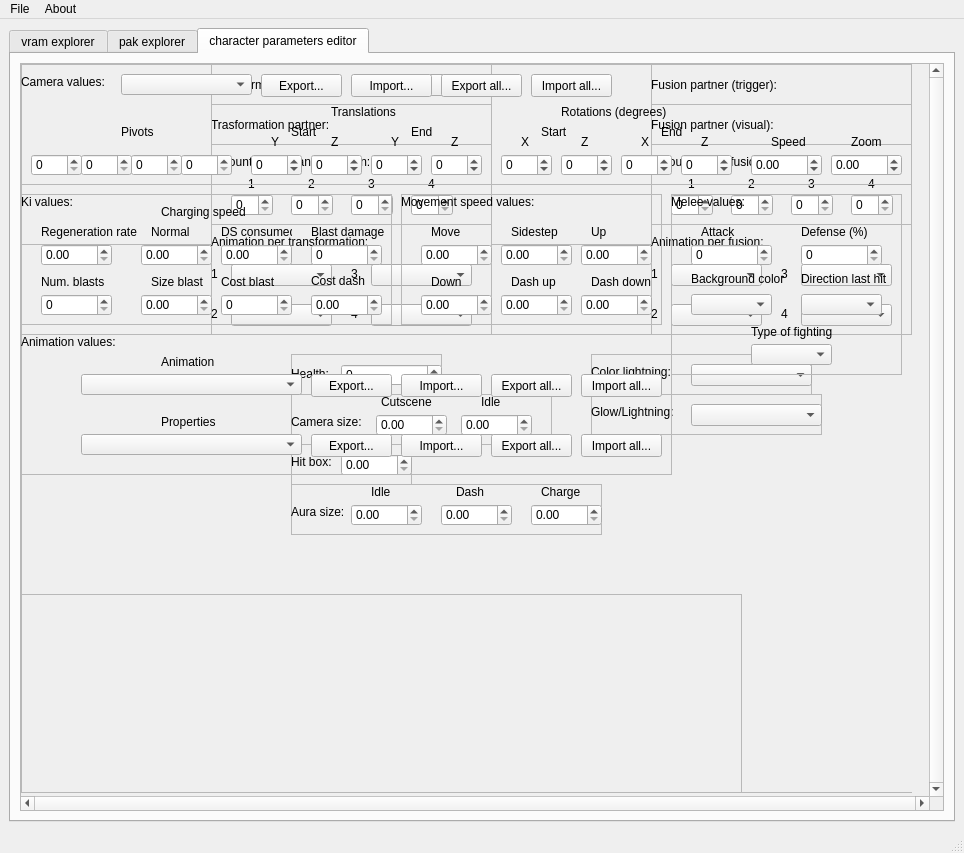
Before: the Qt Designer form lib/design/Raging_tools.ui in adsl14/Raging-tools, drawn with Qt 5.
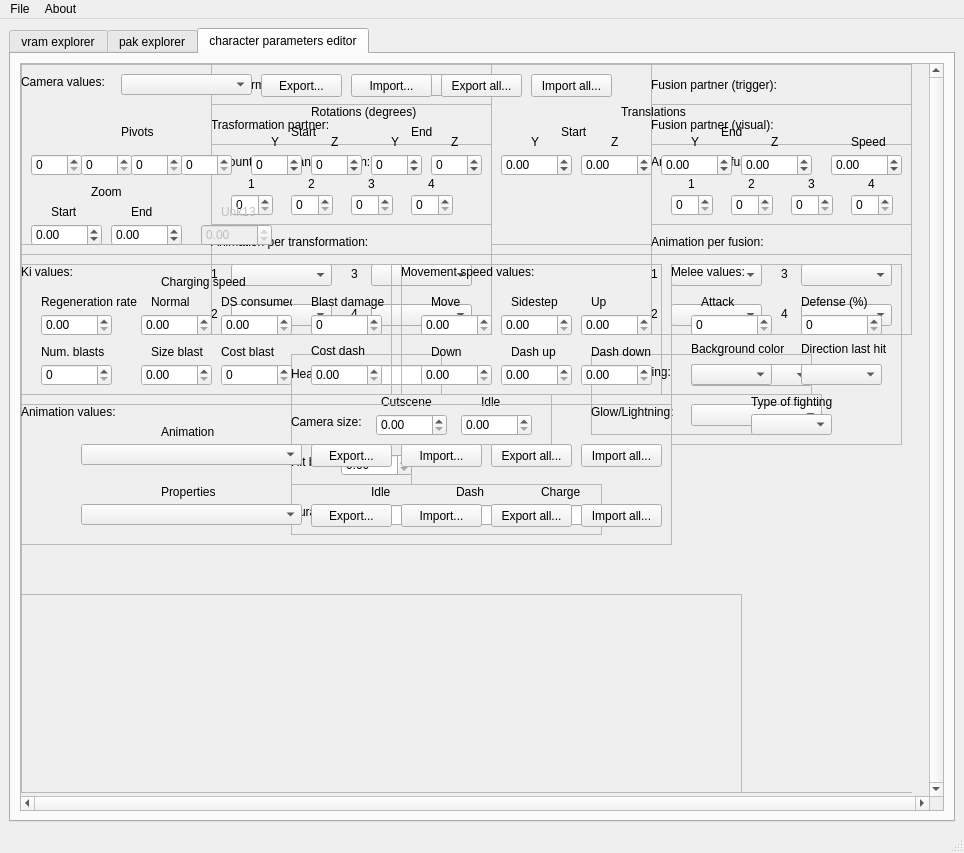
After: the same form once the commit is applied. The open tabs and pages were chosen to show the change. Icons and pictures are not drawn.

The edit to the form file:
```diff
--- a/lib/design/Raging_tools.ui
+++ b/lib/design/Raging_tools.ui
@@ -3444,7 +3444,7 @@
              <property name="geometry">
               <rect>
                <x>0</x>
-               <y>130</y>
+               <y>200</y>
                <width>371</width>
                <height>131</height>
               </rect>
@@ -3832,7 +3832,7 @@
              <property name="geometry">
               <rect>
                <x>380</x>
-               <y>130</y>
+               <y>200</y>
                <width>261</width>
                <height>131</height>
               </rect>
@@ -4101,7 +4101,7 @@
              <property name="geometry">
               <rect>
                <x>650</x>
-               <y>130</y>
+               <y>200</y>
                <width>231</width>
                <height>181</height>
               </rect>
@@ -4295,7 +4295,7 @@
                <x>0</x>
                <y>0</y>
                <width>891</width>
-               <height>121</height>
+               <height>191</height>
               </rect>
              </property>
              <property name="toolTip">
@@ -4452,7 +4452,7 @@
              <widget class="QDoubleSpinBox" name="rotation_z_end_value">
               <property name="geometry">
                <rect>
-                <x>660</x>
+                <x>410</x>
                 <y>90</y>
                 <width>51</width>
                 <height>22</height>
@@ -4477,7 +4477,7 @@
              <widget class="QDoubleSpinBox" name="rotation_z_start_value">
               <property name="geometry">
                <rect>
-                <x>540</x>
+                <x>290</x>
                 <y>90</y>
                 <width>51</width>
                 <height>22</height>
@@ -4502,7 +4502,7 @@
              <widget class="QLabel" name="rotations_text">
               <property name="geometry">
                <rect>
-                <x>540</x>
+                <x>290</x>
                 <y>40</y>
                 <width>121</width>
                 <height>16</height>
@@ -4518,7 +4518,7 @@
              <widget class="QLabel" name="rotation_start_text">
               <property name="geometry">
                <rect>
-                <x>520</x>
+                <x>270</x>
                 <y>60</y>
                 <width>31</width>
                 <height>16</height>
@@ -4534,7 +4534,7 @@
              <widget class="QLabel" name="rotation_end_text">
               <property name="geometry">
                <rect>
-                <x>640</x>
+                <x>390</x>
                 <y>60</y>
                 <width>31</width>
                 <height>16</height>
@@ -4550,7 +4550,7 @@
              <widget class="QLabel" name="rotation_z_start_text">
               <property name="geometry">
                <rect>
-                <x>560</x>
+                <x>310</x>
                 <y>70</y>
                 <width>16</width>
                 <height>16</height>
@@ -4566,7 +4566,7 @@
              <widget class="QLabel" name="rotation_z_end_text">
               <property name="geometry">
                <rect>
-                <x>680</x>
+                <x>430</x>
                 <y>70</y>
                 <width>16</width>
                 <height>16</height>
@@ -4579,89 +4579,7 @@
                <string>Z</string>
               </property>
              </widget>
-             <widget class="QLabel" name="rotation_x_start_text">
-              <property name="geometry">
-               <rect>
-                <x>500</x>
-                <y>70</y>
-                <width>16</width>
-                <height>16</height>
-               </rect>
-              </property>
-              <property name="toolTip">
-               <string/>
-              </property>
-              <property name="text">
-               <string>X</string>
-              </property>
-             </widget>
-             <widget class="QDoubleSpinBox" name="rotation_x_start_value">
-              <property name="geometry">
-               <rect>
-                <x>480</x>
-                <y>90</y>
-                <width>51</width>
-                <height>22</height>
-               </rect>
-              </property>
-              <property name="toolTip">
-               <string/>
-              </property>
-              <property name="whatsThis">
-               <string>&lt;html&gt;&lt;head/&gt;&lt;body&gt;&lt;p&gt;&lt;br/&gt;&lt;/p&gt;&lt;/body&gt;&lt;/html&gt;</string>
-              </property>
-              <property name="decimals">
-               <number>0</number>
-              </property>
-              <property name="minimum">
-               <double>-1000.000000000000000</double>
-              </property>
-              <property name="maximum">
-               <double>1000.000000000000000</double>
-              </property>
-             </widget>
-             <widget class="QLabel" name="rotation_x_end_text">
-              <property name="geometry">
-               <rect>
-                <x>620</x>
-                <y>70</y>
-                <width>16</width>
-                <height>16</height>
-               </rect>
-              </property>
-              <property name="toolTip">
-               <string/>
-              </property>
-              <property name="text">
-               <string>X</string>
-              </property>
-             </widget>
-             <widget class="QDoubleSpinBox" name="rotation_x_end_value">
-              <property name="geometry">
-               <rect>
-                <x>600</x>
-                <y>90</y>
-                <width>51</width>
-                <height>22</height>
-               </rect>
-              </property>
-              <property name="toolTip">
-               <string/>
-              </property>
-              <property name="whatsThis">
-               <string>&lt;html&gt;&lt;head/&gt;&lt;body&gt;&lt;p&gt;&lt;br/&gt;&lt;/p&gt;&lt;/body&gt;&lt;/html&gt;</string>
-              </property>
-              <property name="decimals">
-               <number>0</number>
-              </property>
-              <property name="minimum">
-               <double>-1000.000000000000000</double>
-              </property>
-              <property name="maximum">
-               <double>1000.000000000000000</double>
-              </property>
-             </widget>
-             <widget class="QLabel" name="translation_y_start_text">
+             <widget class="QLabel" name="rotation_y_start_text">
               <property name="geometry">
                <rect>
                 <x>250</x>
@@ -4677,10 +4595,92 @@
                <string>Y</string>
               </property>
              </widget>
+             <widget class="QDoubleSpinBox" name="rotation_y_start_value">
+              <property name="geometry">
+               <rect>
+                <x>230</x>
+                <y>90</y>
+                <width>51</width>
+                <height>22</height>
+               </rect>
+              </property>
+              <property name="toolTip">
+               <string/>
+              </property>
+              <property name="whatsThis">
+               <string>&lt;html&gt;&lt;head/&gt;&lt;body&gt;&lt;p&gt;&lt;br/&gt;&lt;/p&gt;&lt;/body&gt;&lt;/html&gt;</string>
+              </property>
+              <property name="decimals">
+               <number>0</number>
+              </property>
+              <property name="minimum">
+               <double>-1000.000000000000000</double>
+              </property>
+              <property name="maximum">
+               <double>1000.000000000000000</double>
+              </property>
+             </widget>
+             <widget class="QLabel" name="rotation_y_end_text">
+              <property name="geometry">
+               <rect>
+                <x>370</x>
+                <y>70</y>
+                <width>16</width>
+                <height>16</height>
+               </rect>
+              </property>
+              <property name="toolTip">
+               <string/>
+              </property>
+              <property name="text">
+               <string>Y</string>
+              </property>
+             </widget>
+             <widget class="QDoubleSpinBox" name="rotation_y_end_value">
+              <property name="geometry">
+               <rect>
+                <x>350</x>
+                <y>90</y>
+                <width>51</width>
+                <height>22</height>
+               </rect>
+              </property>
+              <property name="toolTip">
+               <string/>
+              </property>
+              <property name="whatsThis">
+               <string>&lt;html&gt;&lt;head/&gt;&lt;body&gt;&lt;p&gt;&lt;br/&gt;&lt;/p&gt;&lt;/body&gt;&lt;/html&gt;</string>
+              </property>
+              <property name="decimals">
+               <number>0</number>
+              </property>
+              <property name="minimum">
+               <double>-1000.000000000000000</double>
+              </property>
+              <property name="maximum">
+               <double>1000.000000000000000</double>
+              </property>
+             </widget>
+             <widget class="QLabel" name="translation_y_start_text">
+              <property name="geometry">
+               <rect>
+                <x>510</x>
+                <y>70</y>
+                <width>16</width>
+                <height>16</height>
+               </rect>
+              </property>
+              <property name="toolTip">
+               <string/>
+              </property>
+              <property name="text">
+               <string>Y</string>
+              </property>
+             </widget>
              <widget class="QLabel" name="translation_z_start_text">
               <property name="geometry">
                <rect>
-                <x>310</x>
+                <x>590</x>
                 <y>70</y>
                 <width>16</width>
                 <height>16</height>
@@ -4696,9 +4696,9 @@
              <widget class="QDoubleSpinBox" name="translation_y_end_value">
               <property name="geometry">
                <rect>
-                <x>350</x>
+                <x>640</x>
                 <y>90</y>
-                <width>51</width>
+                <width>71</width>
                 <height>22</height>
                </rect>
               </property>
@@ -4709,7 +4709,7 @@
                <string>&lt;html&gt;&lt;head/&gt;&lt;body&gt;&lt;p&gt;&lt;br/&gt;&lt;/p&gt;&lt;/body&gt;&lt;/html&gt;</string>
               </property>
               <property name="decimals">
-               <number>0</number>
+               <number>2</number>
               </property>
               <property name="minimum">
                <double>-1000.000000000000000</double>
@@ -4721,9 +4721,9 @@
              <widget class="QDoubleSpinBox" name="translation_z_start_value">
               <property name="geometry">
                <rect>
-                <x>290</x>
+                <x>560</x>
                 <y>90</y>
-                <width>51</width>
+                <width>71</width>
                 <height>22</height>
                </rect>
               </property>
@@ -4734,7 +4734,7 @@
                <string>&lt;html&gt;&lt;head/&gt;&lt;body&gt;&lt;p&gt;&lt;br/&gt;&lt;/p&gt;&lt;/body&gt;&lt;/html&gt;</string>
               </property>
               <property name="decimals">
-               <number>0</number>
+               <number>2</number>
               </property>
               <property name="minimum">
                <double>-1000.000000000000000</double>
@@ -4746,7 +4746,7 @@
              <widget class="QLabel" name="translation_start_text">
               <property name="geometry">
                <rect>
-                <x>270</x>
+                <x>540</x>
                 <y>60</y>
                 <width>31</width>
                 <height>16</height>
@@ -4762,7 +4762,7 @@
              <widget class="QLabel" name="translation_end_text">
               <property name="geometry">
                <rect>
-                <x>390</x>
+                <x>700</x>
                 <y>60</y>
                 <width>31</width>
                 <height>16</height>
@@ -4778,9 +4778,9 @@
              <widget class="QDoubleSpinBox" name="translation_y_start_value">
               <property name="geometry">
                <rect>
-                <x>230</x>
+                <x>480</x>
                 <y>90</y>
-                <width>51</width>
+                <width>71</width>
                 <height>22</height>
                </rect>
               </property>
@@ -4791,7 +4791,7 @@
                <string>&lt;html&gt;&lt;head/&gt;&lt;body&gt;&lt;p&gt;&lt;br/&gt;&lt;/p&gt;&lt;/body&gt;&lt;/html&gt;</string>
               </property>
               <property name="decimals">
-               <number>0</number>
+               <number>2</number>
               </property>
               <property name="minimum">
                <double>-1000.000000000000000</double>
@@ -4799,11 +4799,14 @@
               <property name="maximum">
                <double>1000.000000000000000</double>
               </property>
+              <property name="value">
+               <double>0.000000000000000</double>
+              </property>
              </widget>
              <widget class="QLabel" name="translation_z_end_text">
               <property name="geometry">
                <rect>
-                <x>430</x>
+                <x>750</x>
                 <y>70</y>
                 <width>16</width>
                 <height>16</height>
@@ -4819,7 +4822,7 @@
              <widget class="QLabel" name="translations_text">
               <property name="geometry">
                <rect>
-                <x>310</x>
+                <x>600</x>
                 <y>40</y>
                 <width>81</width>
                 <height>16</height>
@@ -4835,9 +4838,9 @@
              <widget class="QDoubleSpinBox" name="translation_z_end_value">
               <property name="geometry">
                <rect>
-                <x>410</x>
+                <x>720</x>
                 <y>90</y>
-                <width>51</width>
+                <width>71</width>
                 <height>22</height>
                </rect>
               </property>
@@ -4848,7 +4851,7 @@
                <string>&lt;html&gt;&lt;head/&gt;&lt;body&gt;&lt;p&gt;&lt;br/&gt;&lt;/p&gt;&lt;/body&gt;&lt;/html&gt;</string>
               </property>
               <property name="decimals">
-               <number>0</number>
+               <number>2</number>
               </property>
               <property name="minimum">
                <double>-1000.000000000000000</double>
@@ -4860,7 +4863,7 @@
              <widget class="QLabel" name="translation_y_end_text">
               <property name="geometry">
                <rect>
-                <x>370</x>
+                <x>670</x>
                 <y>70</y>
                 <width>16</width>
                 <height>16</height>
@@ -4873,11 +4876,11 @@
                <string>Y</string>
               </property>
              </widget>
-             <widget class="QLabel" name="zoom_text">
+             <widget class="QLabel" name="zoom_end_text">
               <property name="geometry">
                <rect>
-                <x>830</x>
-                <y>70</y>
+                <x>110</x>
+                <y>140</y>
                 <width>31</width>
                 <height>16</height>
                </rect>
@@ -4886,58 +4889,14 @@
                <string>&lt;html&gt;&lt;head/&gt;&lt;body&gt;&lt;p&gt;Zoom of the camera&lt;/p&gt;&lt;/body&gt;&lt;/html&gt;</string>
               </property>
               <property name="text">
-               <string>Zoom</string>
+               <string>End</string>
               </property>
              </widget>
              <widget class="QDoubleSpinBox" name="zoom_value">
               <property name="geometry">
                <rect>
-                <x>810</x>
-                <y>90</y>
-                <width>71</width>
-                <height>22</height>
-               </rect>
-              </property>
-              <property name="toolTip">
-               <string/>
-              </property>
-              <property name="whatsThis">
-               <string>&lt;html&gt;&lt;head/&gt;&lt;body&gt;&lt;p&gt;&lt;br/&gt;&lt;/p&gt;&lt;/body&gt;&lt;/html&gt;</string>
-              </property>
-              <property name="decimals">
-               <number>2</number>
-              </property>
-              <property name="minimum">
-               <double>-1000.000000000000000</double>
-              </property>
-              <property name="maximum">
-               <double>1000.000000000000000</double>
-              </property>
-              <property name="value">
-               <double>0.000000000000000</double>
-              </property>
-             </widget>
-             <widget class="QLabel" name="speed_camera_text">
-              <property name="geometry">
-               <rect>
-                <x>750</x>
-                <y>70</y>
-                <width>51</width>
-                <height>16</height>
-               </rect>
-              </property>
-              <property name="toolTip">
-               <string>&lt;html&gt;&lt;head/&gt;&lt;body&gt;&lt;p&gt;How fast the camera will move and rotate&lt;/p&gt;&lt;/body&gt;&lt;/html&gt;</string>
-              </property>
-              <property name="text">
-               <string>Speed</string>
-              </property>
-             </widget>
-             <widget class="QDoubleSpinBox" name="speed_camera_value">
-              <property name="geometry">
-               <rect>
-                <x>730</x>
-                <y>90</y>
+                <x>90</x>
+                <y>160</y>
                 <width>71</width>
                 <height>22</height>
                </rect>
@@ -5013,12 +4972,166 @@
                <string>Import all...</string>
               </property>
              </widget>
+             <widget class="QDoubleSpinBox" name="zoom_start_value">
+              <property name="geometry">
+               <rect>
+                <x>10</x>
+                <y>160</y>
+                <width>71</width>
+                <height>22</height>
+               </rect>
+              </property>
+              <property name="toolTip">
+               <string/>
+              </property>
+              <property name="whatsThis">
+               <string>&lt;html&gt;&lt;head/&gt;&lt;body&gt;&lt;p&gt;&lt;br/&gt;&lt;/p&gt;&lt;/body&gt;&lt;/html&gt;</string>
+              </property>
+              <property name="decimals">
+               <number>2</number>
+              </property>
+              <property name="minimum">
+               <double>-1000.000000000000000</double>
+              </property>
+              <property name="maximum">
+               <double>1000.000000000000000</double>
+              </property>
+              <property name="value">
+               <double>0.000000000000000</double>
+              </property>
+             </widget>
+             <widget class="QLabel" name="zoom_start_text">
+              <property name="geometry">
+               <rect>
+                <x>30</x>
+                <y>140</y>
+                <width>41</width>
+                <height>16</height>
+               </rect>
+              </property>
+              <property name="toolTip">
+               <string>&lt;html&gt;&lt;head/&gt;&lt;body&gt;&lt;p&gt;Where the zoom starts&lt;/p&gt;&lt;/body&gt;&lt;/html&gt;</string>
+              </property>
+              <property name="text">
+               <string>Start</string>
+              </property>
+             </widget>
+             <widget class="QLabel" name="zoom_text">
+              <property name="geometry">
+               <rect>
+                <x>70</x>
+                <y>120</y>
+                <width>41</width>
+                <height>16</height>
+               </rect>
+              </property>
+              <property name="toolTip">
+               <string>&lt;html&gt;&lt;head/&gt;&lt;body&gt;&lt;p&gt;Controls the zoom of the camera&lt;/p&gt;&lt;/body&gt;&lt;/html&gt;</string>
+              </property>
+              <property name="text">
+               <string>Zoom</string>
+              </property>
+             </widget>
+             <widget class="QLabel" name="unk13_text">
+              <property name="enabled">
+               <bool>false</bool>
+              </property>
+              <property name="geometry">
+               <rect>
+                <x>200</x>
+                <y>140</y>
+                <width>41</width>
+                <height>16</height>
+               </rect>
+              </property>
+              <property name="toolTip">
+               <string>&lt;html&gt;&lt;head/&gt;&lt;body&gt;&lt;p&gt;Unknown value (block 13)&lt;/p&gt;&lt;/body&gt;&lt;/html&gt;</string>
+              </property>
+              <property name="text">
+               <string>Unk13</string>
+              </property>
+             </widget>
+             <widget class="QDoubleSpinBox" name="speed_camera_value">
+              <property name="geometry">
+               <rect>
+                <x>810</x>
+                <y>90</y>
+                <width>71</width>
+                <height>22</height>
+               </rect>
+              </property>
+              <property name="toolTip">
+               <string/>
+              </property>
+              <property name="whatsThis">
+               <string>&lt;html&gt;&lt;head/&gt;&lt;body&gt;&lt;p&gt;&lt;br/&gt;&lt;/p&gt;&lt;/body&gt;&lt;/html&gt;</string>
+              </property>
+              <property name="decimals">
+               <number>2</number>
+              </property>
+              <property name="minimum">
+               <double>-1000.000000000000000</double>
+              </property>
+              <property name="maximum">
+               <double>1000.000000000000000</double>
+              </property>
+              <property name="value">
+               <double>0.000000000000000</double>
+              </property>
+             </widget>
+             <widget class="QLabel" name="speed_camera_text">
+              <property name="geometry">
+               <rect>
+                <x>830</x>
+                <y>70</y>
+                <width>51</width>
+                <height>16</height>
+               </rect>
+              </property>
+              <property name="toolTip">
+               <string>&lt;html&gt;&lt;head/&gt;&lt;body&gt;&lt;p&gt;How fast the camera will move and rotate. The lower the value, the faster the speed&lt;/p&gt;&lt;/body&gt;&lt;/html&gt;</string>
+              </property>
+              <property name="text">
+               <string>Speed</string>
+              </property>
+             </widget>
+             <widget class="QDoubleSpinBox" name="unk13_value">
+              <property name="enabled">
+               <bool>false</bool>
+              </property>
+              <property name="geometry">
+               <rect>
+                <x>180</x>
+                <y>160</y>
+                <width>71</width>
+                <height>22</height>
+               </rect>
+              </property>
+              <property name="toolTip">
+               <string/>
+              </property>
+              <property name="whatsThis">
+               <string>&lt;html&gt;&lt;head/&gt;&lt;body&gt;&lt;p&gt;&lt;br/&gt;&lt;/p&gt;&lt;/body&gt;&lt;/html&gt;</string>
+              </property>
+              <property name="decimals">
+               <number>2</number>
+              </property>
+              <property name="minimum">
+               <double>-1000.000000000000000</double>
+              </property>
+              <property name="maximum">
+               <double>1000.000000000000000</double>
+              </property>
+              <property name="value">
+               <double>0.000000000000000</double>
+              </property>
+             </widget>
             </widget>
             <widget class="QFrame" name="animation_values">
              <property name="geometry">
               <rect>
                <x>0</x>
-               <y>270</y>
+               <y>340</y>
                <width>651</width>
                <height>141</height>
               </rect>
```
Left out of the diff: 4 changed lines with no effect on the pictures.
